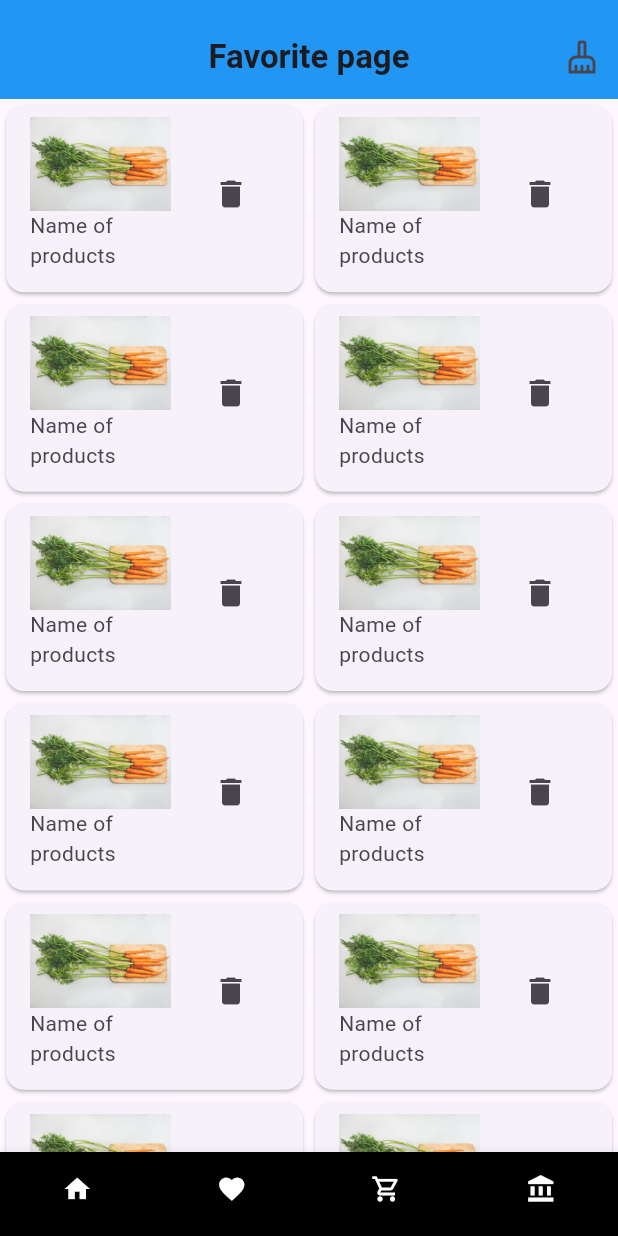
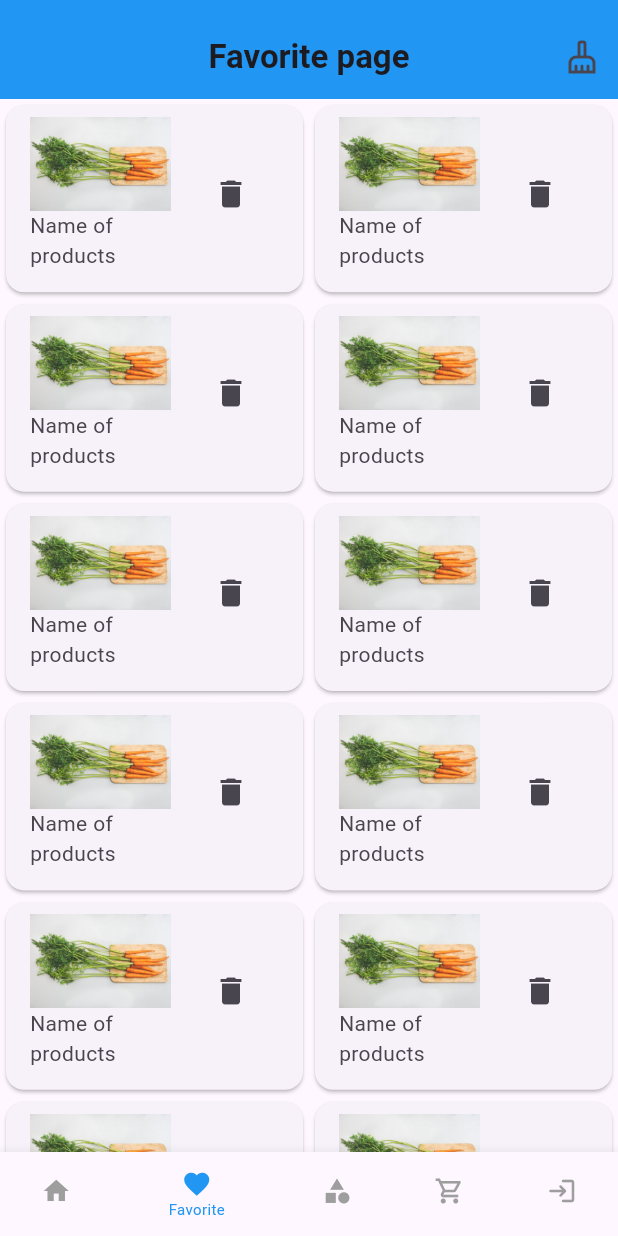
Before and after one commit to Muhammetb123/eshop, a Flutter app: the screen it shows after launch, item 2 of the bottom bar chosen, on a phone screen of 412 x 824 dp. Run offline on Flutter 3.47's test engine with Material 3 defaults, Android fonts, the phone set to English and light mode, and no system bars.

Commit message:
category bolum gsyldy

```diff
--- a/flutter/lib/view/homePageContent.dart
+++ b/flutter/lib/view/homePageContent.dart
@@ -1,5 +1,5 @@
-
-import 'package:e_commerce/view/pages/home/components/homePage.dart';
+import 'package:e_commerce/view/pages/category/category.dart';
+import 'package:e_commerce/view/pages/home/components/home_page.dart';
 import 'package:e_commerce/view/pages/log%20in/log_in.dart';
 import 'package:e_commerce/view/pages/cart/cart_page.dart';
 import 'package:e_commerce/view/pages/favorites/favoritePage.dart';
@@ -15,9 +15,10 @@ class HomePageContent extends StatefulWidget {
 class _MainPageState extends State<HomePageContent> {
   final List<Widget> _pages = [
     HomePage(),
-    const FavoritePage(),
-    const Cartpage(),
-     AccountPage(),
+    FavoritePage(),
+    CategoryPage(),
+    Cartpage(),
+    AccountPage(),
   ];
   int _selectedIndex = 0;
 
@@ -34,33 +35,41 @@ class _MainPageState extends State<HomePageContent> {
         body: _pages[_selectedIndex],
         appBar: AppBar(toolbarHeight: 10),
         bottomNavigationBar: BottomNavigationBar(
+          selectedItemColor: Colors.blue,
           iconSize: 20,
-          selectedFontSize: 5,
-          type: BottomNavigationBarType.fixed,
-          // showSelectedLabels: false,
-          // showUnselectedLabels: false,
-          backgroundColor: Colors.black,
+          selectedFontSize: 10,
+          // type: BottomNavigationBarType.fixed,
+          showSelectedLabels: true,
+          showUnselectedLabels: false,
+          // backgroundColor: Colors.white,
           currentIndex: _selectedIndex,
           onTap: _onItemTapped,
-
           items: [
             BottomNavigationBarItem(
-              label: "",
-              icon: Icon(Icons.home, color: Colors.white),
-            ),
-
-            BottomNavigationBarItem(
-              label: "",
-              icon: Icon(Icons.favorite, color: Colors.white),
-            ),
-
-            BottomNavigationBarItem(
-              label: "",
-              icon: Icon(Icons.shopping_cart_outlined, color: Colors.white),
+              activeIcon: Icon(Icons.home, color: Colors.blue),
+              label: "Home",
+              icon: Icon(Icons.home, color: Colors.grey),
             ),
             BottomNavigationBarItem(
-              label: "",
-              icon: Icon(Icons.account_balance, color: Colors.white),
+              activeIcon: Icon(Icons.favorite, color: Colors.blue),
+              label: "Favorite",
+              icon: Icon(Icons.favorite, color: Colors.grey),
+            ),
+            BottomNavigationBarItem(
+              activeIcon: Icon(Icons.category, color: Colors.blue),
+              label: "Category",
+              icon: Icon(Icons.category, color: Colors.grey),
+            ),
+            BottomNavigationBarItem(
+              activeIcon:
+                  Icon(Icons.shopping_cart_outlined, color: Colors.blue),
+              label: "Cart",
+              icon: Icon(Icons.shopping_cart_outlined, color: Colors.grey),
+            ),
+            BottomNavigationBarItem(
+              activeIcon: Icon(Icons.login_rounded, color: Colors.blue),
+              label: "Log in",
+              icon: Icon(Icons.login_rounded, color: Colors.grey),
             ),
           ],
         ),
--- a/flutter/lib/view/pages/home/components/homePageContent.dart
+++ /dev/null
@@ -1,67 +0,0 @@
-import 'package:e_commerce/view/pages/log%20in/log_in.dart';
-import 'package:e_commerce/view/pages/cart/cart_page.dart';
-import 'package:e_commerce/view/pages/favorites/favoritePage.dart';
-import 'package:e_commerce/view/pages/home/components/homePage.dart';
-import 'package:flutter/material.dart';
-
-class HomePageContent extends StatefulWidget {
-  const HomePageContent({super.key});
-
-  @override
-  State<HomePageContent> createState() => _MainPageState();
-}
-
-class _MainPageState extends State<HomePageContent> {
-  final List<Widget> _pages = [
-    HomePage(),
-    const FavoritePage(),
-    const Cartpage(),
-    AccountPage(),
-  ];
-  int _selectedIndex = 0;
-
-  void _onItemTapped(int index) {
-    setState(() {
-      _selectedIndex = index;
-    });
-  }
-
-  @override
-  Widget build(BuildContext context) {
-    return SafeArea(
-      child: Scaffold(
-        body: _pages[_selectedIndex],
-        appBar: AppBar(toolbarHeight: 10),
-        bottomNavigationBar: BottomNavigationBar(
-          iconSize: 20,
-          selectedFontSize: 5,
-          type: BottomNavigationBarType.fixed,
-          // showSelectedLabels: false,
-          // showUnselectedLabels: false,
-          backgroundColor: Colors.black,
-          currentIndex: _selectedIndex,
-          onTap: _onItemTapped,
-
-          items: [
-            BottomNavigationBarItem(
-              label: "",
-              icon: Icon(Icons.home, color: Colors.white),
-            ),
-            BottomNavigationBarItem(
-              label: "",
-              icon: Icon(Icons.favorite, color: Colors.white),
-            ),
-            BottomNavigationBarItem(
-              label: "",
-              icon: Icon(Icons.shopping_cart_outlined, color: Colors.white),
-            ),
-            BottomNavigationBarItem(
-              label: "",
-              icon: Icon(Icons.account_balance, color: Colors.white),
-            ),
-          ],
-        ),
-      ),
-    );
-  }
-}
```
Also changed, not shown: flutter/lib/view/pages/category/category.dart (added, +16 -0 lines), flutter/lib/view/pages/home/components/homePage.dart (deleted, +0 -84 lines), flutter/lib/view/pages/home/components/home_page.dart (added, +122 -0 lines), flutter/lib/view/pages/home/components/new_products.dart (added, +15 -0 lines).
